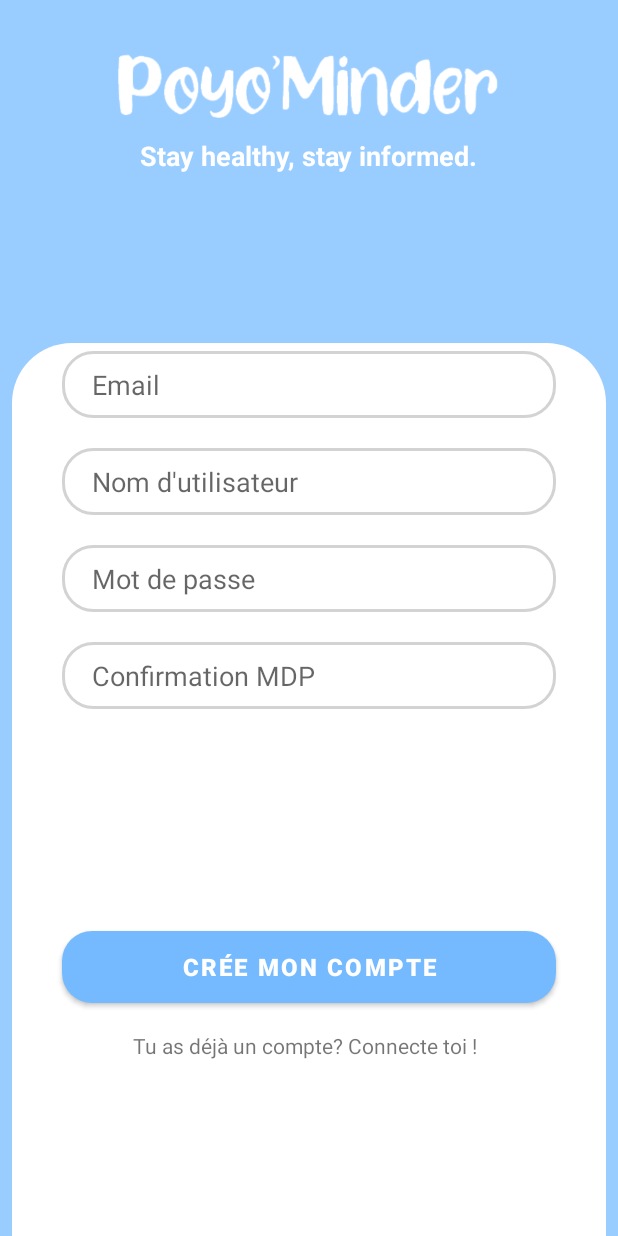
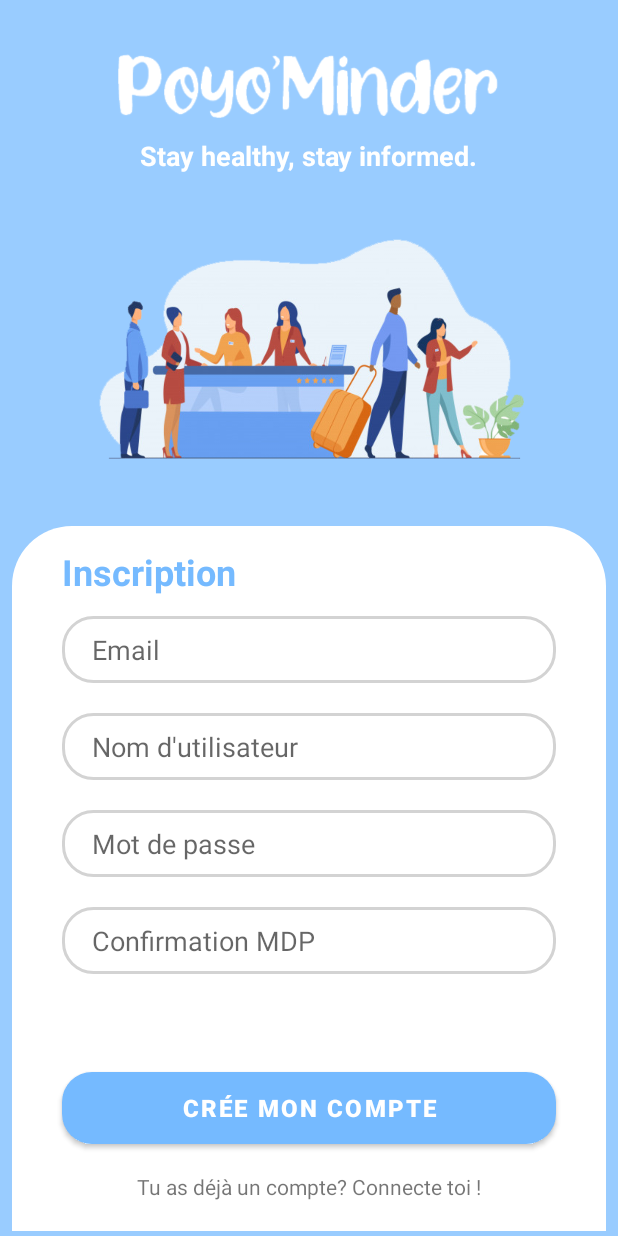
Before and after one commit to CurtainShow/Poyo-Minder, an Android app: the screen it shows after launch (RegisterUser), after a tap on "Tu n'as pas encore de compte? Inscrit to", on a phone screen of 412 x 824 dp. Run offline under Robolectric (Android 15) with nearby library versions, the phone set to English and light mode, and no system bars; our stand-ins replace Firebase (no records; nobody signed in at launch, a user with empty details on screens opened directly); 2 other taps on this screen came first.

Commit message:
V1.3 - Final Version (Without PreOnboarding and Resume)
Touche d'ux et fix de bug

```diff
--- a/app/src/main/AndroidManifest.xml
+++ b/app/src/main/AndroidManifest.xml
@@ -9,7 +9,8 @@
         android:roundIcon="@mipmap/logo_round"
         android:supportsRtl="true"
         android:theme="@style/Theme.PoyoMinder">
-        <activity android:name=".AddMedicine"></activity>
+        <activity android:name=".ResumeActivity"></activity>
+        <activity android:name=".AddMedicine" />
         <activity android:name=".ForgotPassword" />
         <activity android:name=".ProfileActivity" />
         <activity android:name=".RegisterUser" />
--- a/app/src/main/java/com/example/poyominder/AddMedicine.java
+++ b/app/src/main/java/com/example/poyominder/AddMedicine.java
@@ -12,6 +12,7 @@ import android.widget.CheckBox;
 import android.widget.DatePicker;
 import android.widget.EditText;
 import android.widget.Spinner;
+import android.widget.Toast;
 
 import androidx.appcompat.app.AppCompatActivity;
 
@@ -64,6 +65,7 @@ public class AddMedicine extends AppCompatActivity implements AdapterView.OnItem
             public void onClick(View v) {
                 onComplete();
                 startActivity(new Intent(AddMedicine.this, ProfileActivity.class));
+                Toast.makeText(AddMedicine.this, "Votre médicament a bien été créer !", Toast.LENGTH_LONG).show();
             }
         });
 
--- a/app/src/main/java/com/example/poyominder/MainActivity.java
+++ b/app/src/main/java/com/example/poyominder/MainActivity.java
@@ -31,7 +31,7 @@ public class MainActivity extends AppCompatActivity implements View.OnClickListe
     GoogleApiClient mGoogleApiClient;
     private TextView register, forgot_password;
     private EditText editTextEmail, editTextPassword;
-    private Button login_button, google_button_signin;
+    private Button login_button;
     private ProgressBar progressBar_login;
     private FirebaseAuth mAuth;
 
@@ -53,9 +53,6 @@ public class MainActivity extends AppCompatActivity implements View.OnClickListe
         forgot_password.setOnClickListener(this);
 
         progressBar_login = (ProgressBar) findViewById(R.id.progressBar_login);
-
-        google_button_signin = (Button) findViewById(R.id.button_google_signin);
-        google_button_signin.setOnClickListener(this);
 
         // Modification du 22/06
 
@@ -84,10 +81,6 @@ public class MainActivity extends AppCompatActivity implements View.OnClickListe
 
             case R.id.forgot_password:
                 startActivity(new Intent(this, ForgotPassword.class));
-                break;
-
-            case R.id.button_google_signin:
-                loginGoogle();
                 break;
         }
     }
@@ -133,9 +126,11 @@ public class MainActivity extends AppCompatActivity implements View.OnClickListe
                     } else {
                         user.sendEmailVerification();
                         Toast.makeText(MainActivity.this, "Vérifier votre email avant de vous connecté!", Toast.LENGTH_LONG).show();
+                        progressBar_login.setVisibility(View.INVISIBLE);
                     }
                 } else {
                     Toast.makeText(MainActivity.this, "Echec de connexion, vérifier vos identifiants !", Toast.LENGTH_LONG).show();
+                    progressBar_login.setVisibility(View.INVISIBLE);
                 }
             }
         });
@@ -171,11 +166,5 @@ public class MainActivity extends AppCompatActivity implements View.OnClickListe
     }
 //}
 
-    private void loginGoogle() {
-        Intent viewIntent =
-                new Intent("android.intent.action.VIEW",
-                        Uri.parse("https://www.gouvernement.fr/info-coronavirus/carte-et-donnees"));
-        startActivity(viewIntent);
-    }
 
 }
--- a/app/src/main/res/layout/activity_register_user.xml
+++ b/app/src/main/res/layout/activity_register_user.xml
@@ -34,7 +34,7 @@
     <com.google.android.material.tabs.TabLayout
         android:id="@+id/tab_layout"
         android:layout_width="match_parent"
-        android:layout_height="595dp"
+        android:layout_height="470dp"
         android:layout_marginStart="8dp"
         android:layout_marginLeft="8dp"
         android:layout_marginEnd="8dp"
@@ -42,9 +42,24 @@
         android:background="@drawable/vie_bg"
         app:layout_constraintBottom_toBottomOf="parent"
         app:layout_constraintEnd_toEndOf="parent"
+        app:layout_constraintHorizontal_bias="0.0"
         app:layout_constraintStart_toStartOf="parent"
         app:layout_constraintTop_toBottomOf="@+id/textView4"
-        app:layout_constraintVertical_bias="1.0" />
+        app:layout_constraintVertical_bias="0.987" />
+
+    <TextView
+        android:id="@+id/se_connecte"
+        android:layout_width="wrap_content"
+        android:layout_height="wrap_content"
+        android:text="Inscription"
+        android:textColor="@color/blue_onboarding2"
+        android:textSize="24sp"
+        android:textStyle="bold"
+        app:layout_constraintBottom_toTopOf="@+id/email"
+        app:layout_constraintEnd_toEndOf="@+id/tab_layout"
+        app:layout_constraintHorizontal_bias="0.0"
+        app:layout_constraintStart_toStartOf="@+id/email"
+        app:layout_constraintTop_toTopOf="@+id/tab_layout" />
 
     <ProgressBar
         android:id="@+id/progressBar_register"
@@ -55,8 +70,7 @@
         app:layout_constraintBottom_toTopOf="@+id/register_button"
         app:layout_constraintEnd_toEndOf="parent"
         app:layout_constraintStart_toStartOf="parent"
-        app:layout_constraintTop_toBottomOf="@+id/confirm_password"
-        app:layout_constraintVertical_bias="0.52" />
+        app:layout_constraintTop_toBottomOf="@+id/confirm_password" />
 
     <EditText
         android:id="@+id/email"
@@ -71,8 +85,8 @@
         app:layout_constraintEnd_toEndOf="parent"
         app:layout_constraintHorizontal_bias=".5"
         app:layout_constraintStart_toStartOf="parent"
-        app:layout_constraintTop_toTopOf="parent"
-        app:layout_constraintVertical_bias=".3"
+        app:layout_constraintTop_toTopOf="@+id/tab_layout"
+        app:layout_constraintVertical_bias="0.13999999"
         app:layout_constraintWidth_percent=".8" />
 
     <EditText
@@ -121,11 +135,11 @@
         android:paddingTop="10dp"
         android:paddingBottom="10dp"
         android:password="true"
-        app:layout_constraintBottom_toBottomOf="parent"
+        app:layout_constraintBottom_toTopOf="@+id/register_button"
         app:layout_constraintEnd_toEndOf="parent"
         app:layout_constraintStart_toStartOf="parent"
         app:layout_constraintTop_toBottomOf="@+id/password"
-        app:layout_constraintVertical_bias="0"
+        app:layout_constraintVertical_bias="0.0"
         app:layout_constraintWidth_percent=".8" />
 
 
@@ -141,22 +155,35 @@
         app:layout_constraintBottom_toBottomOf="parent"
         app:layout_constraintEnd_toEndOf="parent"
         app:layout_constraintStart_toStartOf="parent"
-        app:layout_constraintTop_toTopOf="parent"
-        app:layout_constraintVertical_bias=".8"
+        app:layout_constraintTop_toBottomOf="@+id/password"
+        app:layout_constraintVertical_bias="0.68"
         app:layout_constraintWidth_percent=".8" />
 
     <TextView
         android:id="@+id/return_login"
         android:layout_width="wrap_content"
         android:layout_height="wrap_content"
-        android:layout_marginTop="5dp"
-        android:layout_marginRight="5dp"
         android:text="Tu as déjà un compte? Connecte toi !"
         app:layout_constraintBottom_toBottomOf="parent"
-        app:layout_constraintEnd_toEndOf="@+id/password"
-        app:layout_constraintHorizontal_bias="0.65"
+        app:layout_constraintEnd_toEndOf="@+id/register_button"
+        app:layout_constraintStart_toStartOf="@+id/register_button"
+        app:layout_constraintTop_toBottomOf="@+id/register_button"
+        app:layout_constraintVertical_bias="0.44" />
+
+    <ImageView
+        android:id="@+id/imageView5"
+        android:layout_width="0dp"
+        android:layout_height="0dp"
+        android:layout_marginStart="24dp"
+        android:layout_marginLeft="24dp"
+        android:layout_marginTop="24dp"
+        android:layout_marginEnd="24dp"
+        android:layout_marginRight="24dp"
+        android:layout_marginBottom="24dp"
+        app:layout_constraintBottom_toTopOf="@+id/tab_layout"
+        app:layout_constraintEnd_toEndOf="parent"
         app:layout_constraintStart_toStartOf="parent"
-        app:layout_constraintTop_toBottomOf="@+id/password"
-        app:layout_constraintVertical_bias="0.7" />
+        app:layout_constraintTop_toBottomOf="@+id/textView4"
+        app:srcCompat="@drawable/bg_register2" />
 
 </androidx.constraintlayout.widget.ConstraintLayout>
```
Also changed, not shown: app/src/main/java/com/example/poyominder/MedicineAdapter.java (+25 -6 lines), app/src/main/java/com/example/poyominder/ProfileActivity.java (+7 -1 lines), app/src/main/java/com/example/poyominder/ResumeActivity.java (added, +75 -0 lines), app/src/main/res/layout/activity_main.xml (+36 -17 lines), app/src/main/res/layout/activity_profile.xml (+6 -4 lines), app/src/main/res/layout/activity_resume.xml (added, +166 -0 lines), app/src/main/res/drawable/bg_register.png (added), app/src/main/res/drawable/bg_register2.png (added), app/src/main/res/drawable/export.png (added), app/src/main/res/drawable/exportfix.png (added), 1 other file.
